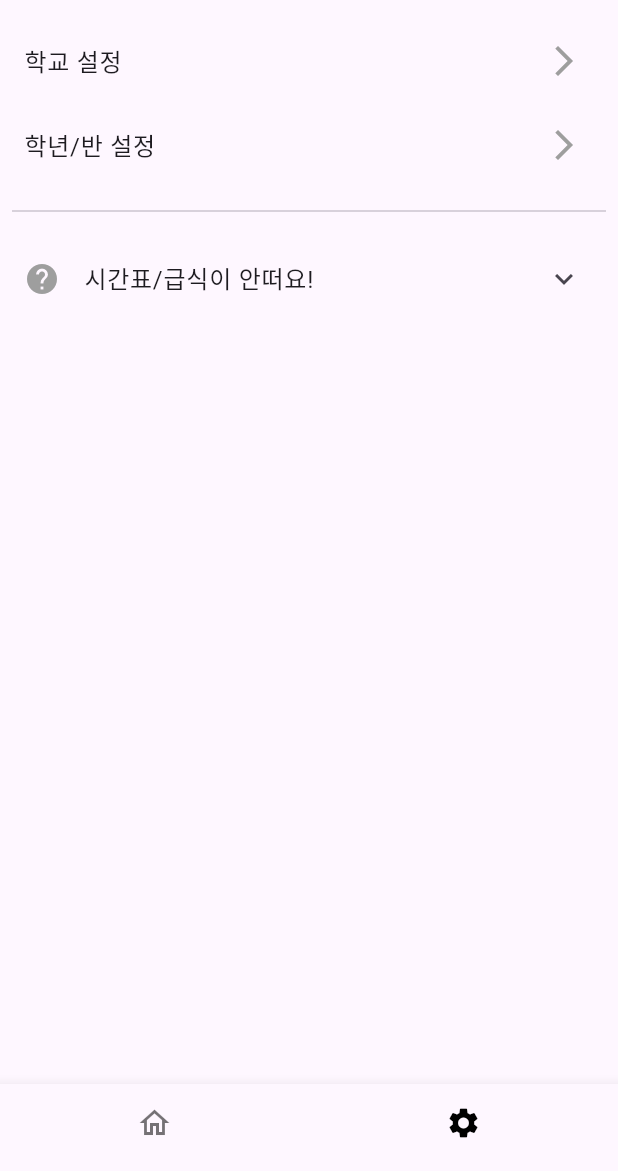
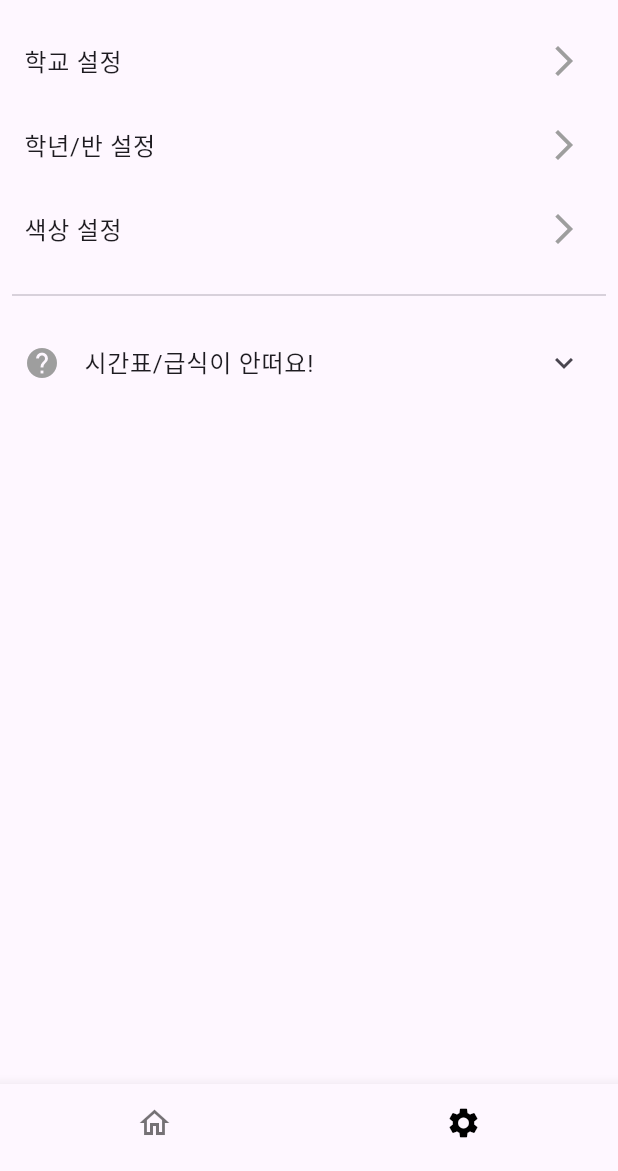
Before and after one commit to pybsh/school_widget, a Flutter app: the screen it shows after launch, item 2 of the bottom bar chosen, on a phone screen of 412 x 824 dp, the part 65-1236 px from its top. Run offline on Flutter 3.47's test engine with Material 3 defaults, Android fonts, the light colour scheme and no system bars; our stand-ins replace shared_preferences; missing offline and left inert: home_widget; network calls fail.

Commit message:
work in progress

```diff
--- a/lib/screens/setting.dart
+++ b/lib/screens/setting.dart
@@ -1,5 +1,6 @@
 import 'package:flutter/cupertino.dart';
 import 'package:flutter/material.dart';
+import 'package:school_widget/screens/settings/colour.dart';
 import 'package:school_widget/screens/settings/grade_class.dart';
 import 'package:school_widget/screens/settings/school.dart';
 
@@ -62,6 +63,25 @@ class _SettingScreenState extends State<SettingScreen> {
               },
             ),
           ),
+          Theme(
+            data: ThemeData(
+              splashColor: Colors.transparent,
+              highlightColor: Colors.transparent,
+            ),
+            child: ListTile(
+              enableFeedback: false,
+              title: Text("색상 설정"),
+              trailing: Icon(Icons.arrow_forward_ios, color: Colors.grey),
+              onTap: () {
+                Navigator.push(
+                  context,
+                  CupertinoPageRoute(
+                    builder: (context) => const ColourScreen(),
+                  ),
+                );
+              },
+            ),
+          ),
           Padding(padding: const EdgeInsets.all(8.0), child: Divider()),
           Theme(
             data: ThemeData(
--- a/lib/services/fetch_meal.dart
+++ b/lib/services/fetch_meal.dart
@@ -15,6 +15,7 @@ Future<String> fetchMeal(String atptCode, String schoolCode) async {
   try {
     final response = await http.get(uri);
     var json = jsonDecode(response.body);
+
     if (json['mealServiceDietInfo'] != null &&
         json['mealServiceDietInfo'][1]['row'] != null) {
       json = json['mealServiceDietInfo'][1]['row'];
--- a/lib/services/fetch_school.dart
+++ b/lib/services/fetch_school.dart
@@ -9,11 +9,13 @@ Future<List> fetchSchool(String query) async {
     'SCHUL_NM': query,
     'type': 'json',
   });
-  final response = await http.get(uri);
-  var json = jsonDecode(response.body);
+
   var schoolList = [];
 
   try {
+    final response = await http.get(uri);
+    var json = jsonDecode(response.body);
+
     if (json['schoolInfo'] != null && json['schoolInfo'][1]['row'] != null) {
       json = json['schoolInfo'][1]['row'];
       json.forEach((element) {
--- a/lib/services/fetch_timetable.dart
+++ b/lib/services/fetch_timetable.dart
@@ -27,6 +27,7 @@ Future<String> fetchTimetable(
   try {
     final response = await http.get(uri);
     var json = jsonDecode(response.body);
+
     if (json['${type}Timetable'] != null &&
         json['${type}Timetable'][1]['row'] != null) {
       json = json['${type}Timetable'][1]['row'];
```
Also changed, not shown: lib/screens/home.dart (+9 -2 lines), lib/screens/settings/colour.dart (added, +15 -0 lines), lib/screens/settings/school.dart (+7 -2 lines), 24 other files.
